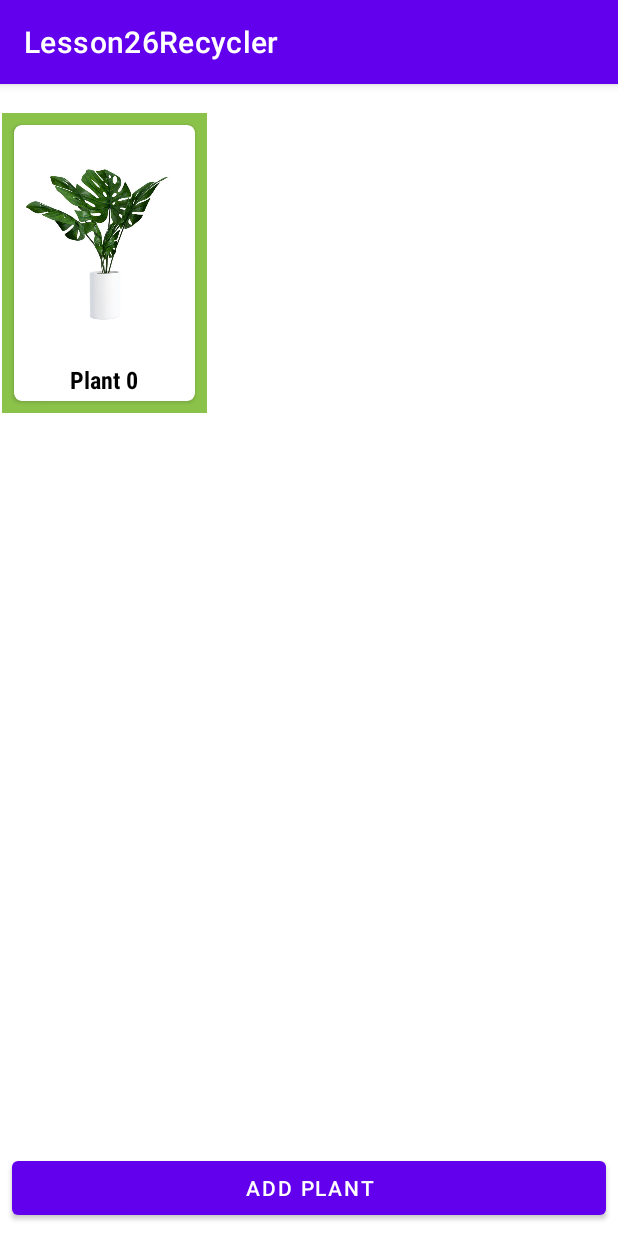
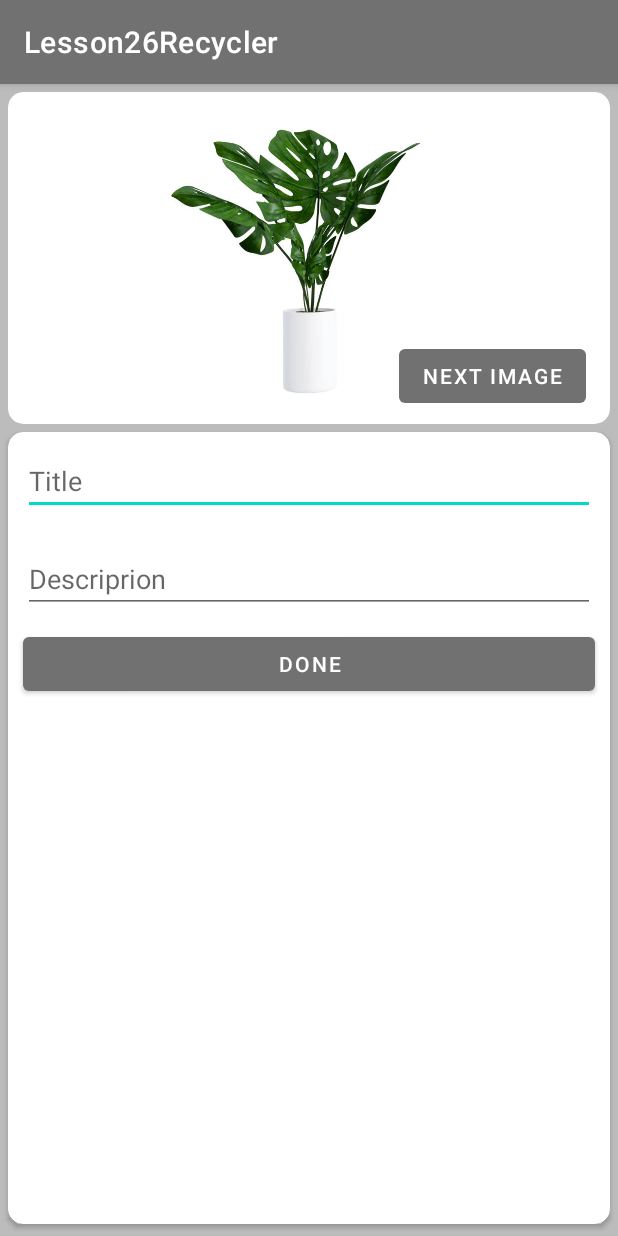
Before and after one commit to Grent102/Lesson26Android, an Android app: the screen it shows after launch (MainActivity before the commit, EditActivity after it), after a tap on "ADD PLANT", on a phone screen of 412 x 824 dp. Run offline under Robolectric (Android 15) with nearby library versions, the phone set to English and light mode, and no system bars.

Commit message:
add in EditActivity.kt function to add plant. add button done

```diff
--- a/app/src/main/java/com/example/lesson26recycler/EditActivity.kt
+++ b/app/src/main/java/com/example/lesson26recycler/EditActivity.kt
@@ -1,14 +1,45 @@
 package com.example.lesson26recycler
 
+import android.content.Intent
 import androidx.appcompat.app.AppCompatActivity
 import android.os.Bundle
 import com.example.lesson26recycler.databinding.ActivityEditBinding
 
 class EditActivity : AppCompatActivity() {
-    lateinit var bind : ActivityEditBinding
+    private lateinit var bind: ActivityEditBinding
+    private var indexIm = 0
+    private var imageId = R.drawable.palnt1
+    private val imageIdList = listOf(
+        R.drawable.palnt1,
+        R.drawable.palnt2,
+        R.drawable.palnt3,
+        R.drawable.palnt4,
+        R.drawable.palnt5
+    )
+
     override fun onCreate(savedInstanceState: Bundle?) {
         super.onCreate(savedInstanceState)
         bind = ActivityEditBinding.inflate(layoutInflater)
         setContentView(bind.root)
+        initButtons()
+    }
+
+    private fun initButtons() = with(bind) {
+        btNextIm.setOnClickListener {
+            indexIm++
+            if (indexIm > imageIdList.size - 1) indexIm = 0
+            imageId = imageIdList[indexIm]
+            ivEdit.setImageResource(imageId)
+        }
+
+        btDone.setOnClickListener {
+            val plant = Plant(imageId, edTitle.text.toString(), edDesc.text.toString())
+            val editIntent = Intent().apply {
+                putExtra("plant", plant)
+            }
+            setResult(RESULT_OK, editIntent)
+            finish()
+
+        }
     }
 }
--- a/app/src/main/java/com/example/lesson26recycler/MainActivity.kt
+++ b/app/src/main/java/com/example/lesson26recycler/MainActivity.kt
@@ -1,27 +1,29 @@
 package com.example.lesson26recycler
 
+import android.content.Intent
 import androidx.appcompat.app.AppCompatActivity
 import android.os.Bundle
+import androidx.activity.result.ActivityResultLauncher
+import androidx.activity.result.contract.ActivityResultContracts
 import androidx.recyclerview.widget.GridLayoutManager
 import com.example.lesson26recycler.databinding.ActivityMainBinding
 
 class MainActivity : AppCompatActivity() {
-    lateinit var binding: ActivityMainBinding
+    private lateinit var binding: ActivityMainBinding
     private val adapter = PlantAdapter()
-    private val imageIdList = listOf(
-        R.drawable.palnt1,
-        R.drawable.palnt2,
-        R.drawable.palnt3,
-        R.drawable.palnt4,
-        R.drawable.palnt5
-    )
-    private var index = 0
+    private var editLauncher: ActivityResultLauncher<Intent>? = null
 
     override fun onCreate(savedInstanceState: Bundle?) {
         super.onCreate(savedInstanceState)
         binding = ActivityMainBinding.inflate(layoutInflater)
         setContentView(binding.root)
         init()
+        editLauncher = registerForActivityResult(ActivityResultContracts.StartActivityForResult()) {
+            if (it.resultCode == RESULT_OK) {
+                adapter.addPlant(it.data?.getSerializableExtra("plant") as Plant)
+            }
+
+        }
     }
 
 
@@ -30,10 +32,7 @@ class MainActivity : AppCompatActivity() {
             rcView.layoutManager = GridLayoutManager(this@MainActivity, 3)
             rcView.adapter = adapter
             btAdd.setOnClickListener {
-                if( index > 4) index = 0
-                val plant = Plant(imageIdList[index], "Plant $index")
-                adapter.addPlant(plant)
-                index++
+                editLauncher?.launch(Intent(this@MainActivity, EditActivity::class.java))
             }
         }
     }
--- a/app/src/main/java/com/example/lesson26recycler/Plant.kt
+++ b/app/src/main/java/com/example/lesson26recycler/Plant.kt
@@ -2,4 +2,4 @@ package com.example.lesson26recycler
 
 import android.icu.text.CaseMap.Title
 
-data class Plant(val imageId: Int, val title: String)
+data class Plant(val imageId: Int, val title: String, val desc : String): java.io.Serializable
--- a/app/src/main/res/layout/activity_edit.xml
+++ b/app/src/main/res/layout/activity_edit.xml
@@ -80,6 +80,14 @@
                 android:hint="Descriprion"
                 android:inputType="textPersonName"
                 tools:ignore="TouchTargetSizeCheck" />
+
+            <Button
+                android:id="@+id/btDone"
+                android:layout_width="match_parent"
+                android:layout_height="wrap_content"
+                android:layout_marginStart="10dp"
+                android:layout_marginEnd="10dp"
+                android:text="Done" />
         </LinearLayout>
     </androidx.cardview.widget.CardView>
 
--- a/app/src/main/res/values/themes.xml
+++ b/app/src/main/res/values/themes.xml
@@ -2,8 +2,8 @@
     <!-- Base application theme. -->
     <style name="Theme.Lesson26Recycler" parent="Theme.MaterialComponents.DayNight.DarkActionBar">
         <!-- Primary brand color. -->
-        <item name="colorPrimary">@color/purple_500</item>
-        <item name="colorPrimaryVariant">@color/purple_700</item>
+        <item name="colorPrimary">@color/gray</item>
+        <item name="colorPrimaryVariant">@color/gray</item>
         <item name="colorOnPrimary">@color/white</item>
         <!-- Secondary brand color. -->
         <item name="colorSecondary">@color/teal_200</item>
```
